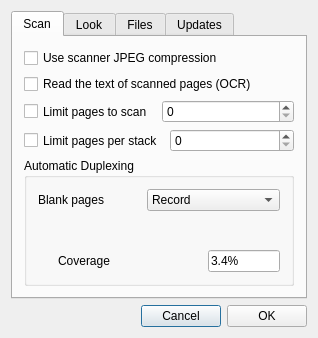
Above: options.ui from sjg20/paperman before the change. Below: the same form after it.
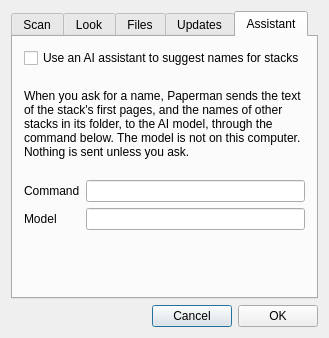
That is the form after the change. The open tabs and pages were chosen to show the change. Custom widgets are drawn as their Qt base class.

Commit message:
options: Add a tab to turn the AI assistant on
The assistant is off unless turned on in the settings, and there is
nowhere to do that.

Add an Assistant tab to the options, with a box to turn it on, a note
of what is sent and when, and the command to run and model to ask for.

Claude-Session: https://claude.ai/code/session_01BxfLL7T8McSpFMMxYekitE

Diff of the .ui file:
```diff
--- a/options.ui
+++ b/options.ui
@@ -343,6 +343,61 @@
        </item>
       </layout>
      </widget>
+     <widget class="QWidget" name="assistantTab">
+      <attribute name="title">
+       <string>Assistant</string>
+      </attribute>
+      <layout class="QVBoxLayout" name="verticalLayout_assistant">
+       <item>
+        <widget class="QCheckBox" name="assistantEnable">
+         <property name="text">
+          <string>Use an AI assistant to suggest names for stacks</string>
+         </property>
+        </widget>
+       </item>
+       <item>
+        <widget class="QLabel" name="assistantNote">
+         <property name="text">
+          <string>When you ask for a name, Paperman sends the text of the stack's first pages, and the names of other stacks in its folder, to the AI model, through the command below. The model is not on this computer. Nothing is sent unless you ask.</string>
+         </property>
+         <property name="wordWrap">
+          <bool>true</bool>
+         </property>
+        </widget>
+       </item>
+       <item>
+        <layout class="QFormLayout" name="formLayout_assistant">
+         <item row="0" column="0">
+          <widget class="QLabel" name="assistantCommandLabel">
+           <property name="text">
+            <string>Command</string>
+           </property>
+          </widget>
+         </item>
+         <item row="0" column="1">
+          <widget class="QLineEdit" name="assistantCommand"/>
+         </item>
+         <item row="1" column="0">
+          <widget class="QLabel" name="assistantModelLabel">
+           <property name="text">
+            <string>Model</string>
+           </property>
+          </widget>
+         </item>
+         <item row="1" column="1">
+          <widget class="QLineEdit" name="assistantModel"/>
+         </item>
+        </layout>
+       </item>
+       <item>
+        <spacer name="verticalSpacer_assistant">
+         <property name="orientation">
+          <enum>Qt::Vertical</enum>
+         </property>
+        </spacer>
+       </item>
+      </layout>
+     </widget>
     </widget>
    </item>
    <item>
```
The commit also changes 1 other file.
